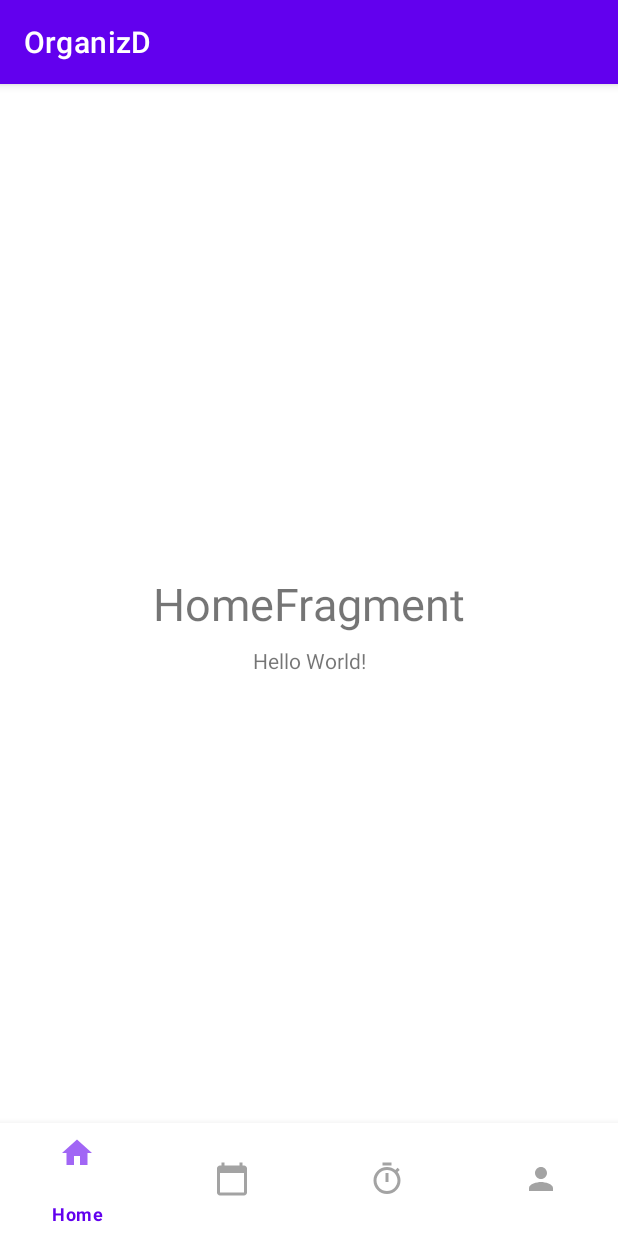
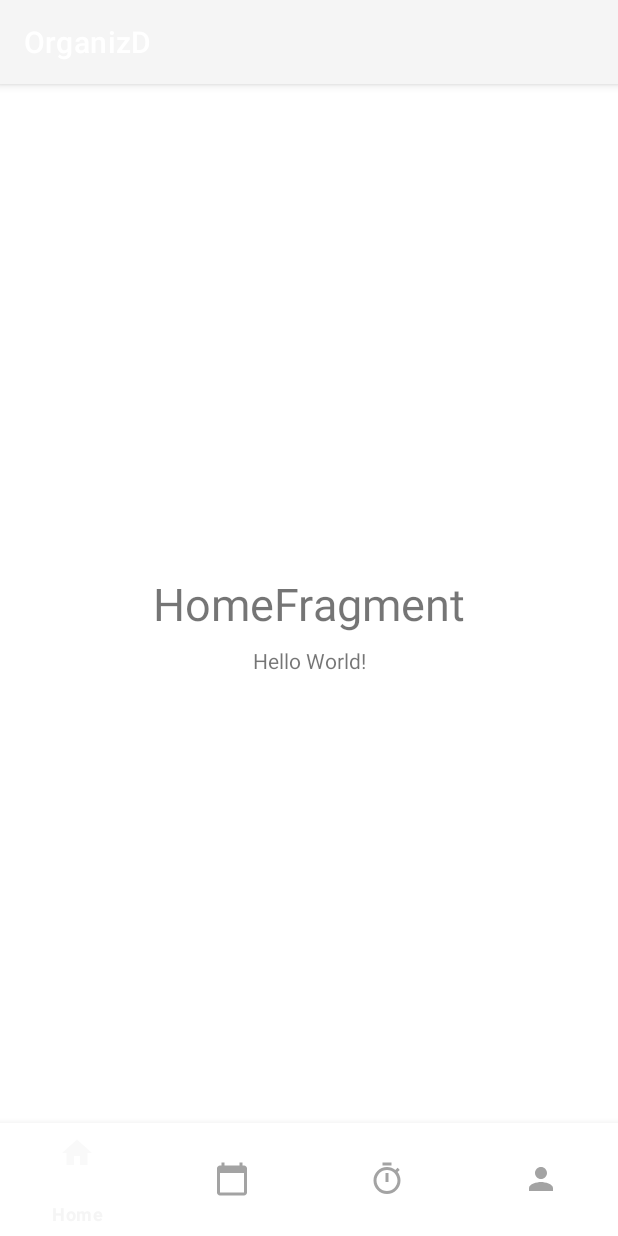
Before and after one commit to EndriSefaa/OrganizD, an Android app: the screen it shows after launch (MainActivity), on a phone screen of 412 x 824 dp. Run offline under Robolectric (Android 15) with nearby library versions, the phone set to English and light mode, and no system bars.

Commit message:
Commit temi

```diff
--- a/app/src/main/java/com/example/organizd/MainActivity.kt
+++ b/app/src/main/java/com/example/organizd/MainActivity.kt
@@ -18,7 +18,7 @@ class MainActivity : AppCompatActivity() {
 
         setCurrentFragment(homeFragment)
 
-        bottomNavigationView
+
 
     }
 
@@ -28,4 +28,5 @@ class MainActivity : AppCompatActivity() {
             commit()
         }
 
+
 }
--- a/app/src/main/res/values-night/themes.xml
+++ b/app/src/main/res/values-night/themes.xml
@@ -2,13 +2,13 @@
     <!-- Base application theme. -->
     <style name="Theme.OrganizD" parent="Theme.MaterialComponents.DayNight.DarkActionBar">
         <!-- Primary brand color. -->
-        <item name="colorPrimary">@color/purple_200</item>
-        <item name="colorPrimaryVariant">@color/purple_700</item>
-        <item name="colorOnPrimary">@color/black</item>
+        <item name="colorPrimary">#212121</item>
+        <item name="colorPrimaryVariant">#000000</item>
+        <item name="colorOnPrimary">#484848</item>
         <!-- Secondary brand color. -->
-        <item name="colorSecondary">@color/teal_200</item>
-        <item name="colorSecondaryVariant">@color/teal_200</item>
-        <item name="colorOnSecondary">@color/black</item>
+        <item name="colorSecondary">#37474F</item>
+        <item name="colorSecondaryVariant">#102027</item>
+        <item name="colorOnSecondary">#62727B</item>
         <!-- Status bar color. -->
         <item name="android:statusBarColor" tools:targetApi="l">?attr/colorPrimaryVariant</item>
         <!-- Customize your theme here. -->
--- a/app/src/main/res/values/themes.xml
+++ b/app/src/main/res/values/themes.xml
@@ -2,13 +2,13 @@
     <!-- Base application theme. -->
     <style name="Theme.OrganizD" parent="Theme.MaterialComponents.DayNight.DarkActionBar">
         <!-- Primary brand color. -->
-        <item name="colorPrimary">@color/purple_500</item>
-        <item name="colorPrimaryVariant">@color/purple_700</item>
+        <item name="colorPrimary">#F5F5F5</item>
+        <item name="colorPrimaryVariant">#C2C2C2</item>
         <item name="colorOnPrimary">@color/white</item>
         <!-- Secondary brand color. -->
-        <item name="colorSecondary">@color/teal_200</item>
-        <item name="colorSecondaryVariant">@color/teal_700</item>
-        <item name="colorOnSecondary">@color/black</item>
+        <item name="colorSecondary">#EEEEEE</item>
+        <item name="colorSecondaryVariant">#BCBCBC</item>
+        <item name="colorOnSecondary">#FFFFFF</item>
         <!-- Status bar color. -->
         <item name="android:statusBarColor" tools:targetApi="l">?attr/colorPrimaryVariant</item>
         <!-- Customize your theme here. -->
```
